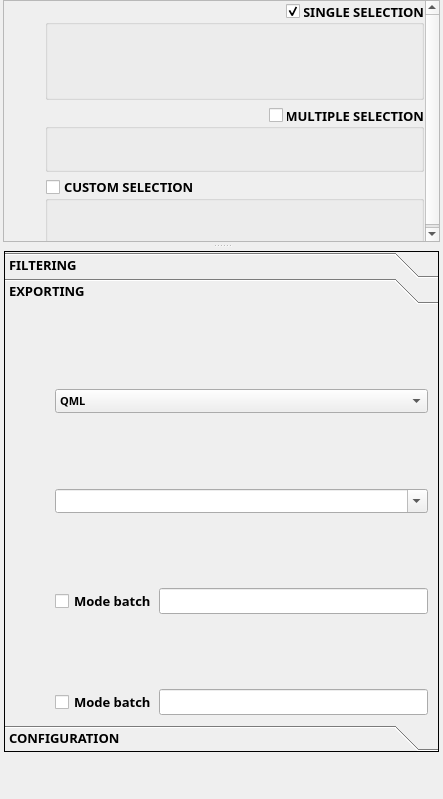
The window that filter_mate_dockwidget_base.ui (sducournau/filter_mate) describes before a commit, drawn with Qt 5.
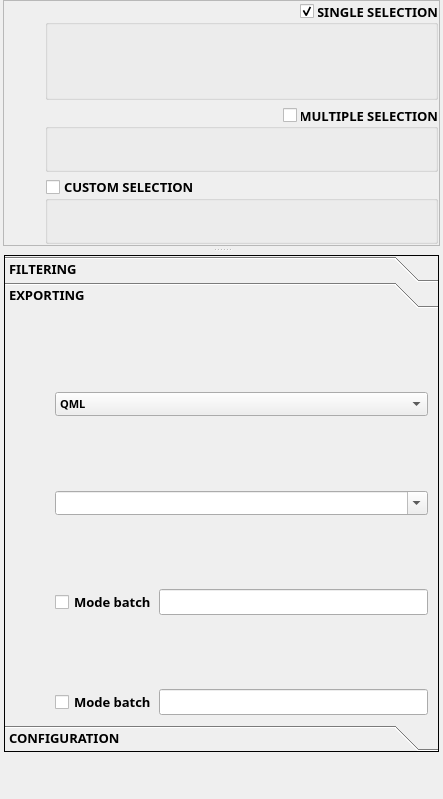
The same window after the commit. The open tabs and pages were chosen to show the change. Icons and pictures are not drawn. Custom widgets are drawn as their Qt base class.

Commit message:
fix(ui): harmonize exporting buttons Fixed/Fixed 32x32 + zero container margins
- Set all 6 exporting buttons to Fixed/Fixed sizePolicy with 32x32 min/max
- Remove stale baseSize properties from 5 exporting buttons
- Set zero margins on exploring, filtering, and exporting key containers

```diff
--- a/filter_mate_dockwidget_base.ui
+++ b/filter_mate_dockwidget_base.ui
@@ -261,19 +261,19 @@
                   </property>
                   <layout class="QVBoxLayout" name="verticalLayout_exploring_container">
                    <property name="spacing">
-                    <number>1</number>
+                    <number>0</number>
                    </property>
                    <property name="leftMargin">
-                    <number>1</number>
+                    <number>0</number>
                    </property>
                    <property name="topMargin">
-                    <number>1</number>
+                    <number>0</number>
                    </property>
                    <property name="rightMargin">
-                    <number>1</number>
+                    <number>0</number>
                    </property>
                    <property name="bottomMargin">
-                    <number>2</number>
+                    <number>0</number>
                    </property>
                    <item>
                     <layout class="QVBoxLayout" name="verticalLayout_exploring_content">
@@ -1363,16 +1363,16 @@
                       <number>0</number>
                      </property>
                      <property name="leftMargin">
-                      <number>4</number>
+                      <number>0</number>
                      </property>
                      <property name="topMargin">
-                      <number>4</number>
+                      <number>0</number>
                      </property>
                      <property name="rightMargin">
-                      <number>4</number>
+                      <number>0</number>
                      </property>
                      <property name="bottomMargin">
-                      <number>4</number>
+                      <number>0</number>
                      </property>
                      <item>
                       <layout class="QVBoxLayout" name="verticalLayout_filtering_keys" stretch="0,0,0,0,0,0,0,0,0,0,0,0">
@@ -2649,26 +2649,26 @@
                     </property>
                     <layout class="QVBoxLayout" name="verticalLayout_exporting_keys_container">
                      <property name="spacing">
-                      <number>1</number>
+                      <number>0</number>
                      </property>
                      <property name="leftMargin">
-                      <number>1</number>
+                      <number>0</number>
                      </property>
                      <property name="topMargin">
-                      <number>1</number>
+                      <number>0</number>
                      </property>
                      <property name="rightMargin">
-                      <number>1</number>
+                      <number>0</number>
                      </property>
                      <property name="bottomMargin">
-                      <number>1</number>
+                      <number>0</number>
                      </property>
                      <item>
                       <layout class="QVBoxLayout" name="verticalLayout_exporting_keys" stretch="0,0,0,0,0,0,0,0,0,0,0">
                        <item alignment="Qt::AlignHCenter">
                         <widget class="QPushButton" name="pushButton_checkable_exporting_layers">
                          <property name="sizePolicy">
-                          <sizepolicy hsizetype="Fixed" vsizetype="Preferred">
+                          <sizepolicy hsizetype="Fixed" vsizetype="Fixed">
                            <horstretch>0</horstretch>
                            <verstretch>0</verstretch>
                           </sizepolicy>
@@ -2681,8 +2681,8 @@
                          </property>
                          <property name="maximumSize">
                           <size>
-                           <width>36</width>
-                           <height>25</height>
+                           <width>32</width>
+                           <height>32</height>
                           </size>
                          </property>
                          <property name="font">
@@ -2746,7 +2746,7 @@
                        <item alignment="Qt::AlignHCenter">
                         <widget class="QPushButton" name="pushButton_checkable_exporting_projection">
                          <property name="sizePolicy">
-                          <sizepolicy hsizetype="Fixed" vsizetype="Preferred">
+                          <sizepolicy hsizetype="Fixed" vsizetype="Fixed">
                            <horstretch>0</horstretch>
                            <verstretch>0</verstretch>
                           </sizepolicy>
@@ -2759,14 +2759,8 @@
                          </property>
                          <property name="maximumSize">
                           <size>
-                           <width>36</width>
-                           <height>25</height>
-                          </size>
-                         </property>
-                         <property name="baseSize">
-                          <size>
-                           <width>0</width>
-                           <height>25</height>
+                           <width>32</width>
+                           <height>32</height>
                           </size>
                          </property>
                          <property name="font">
@@ -2836,7 +2830,7 @@
                        <item alignment="Qt::AlignHCenter">
                         <widget class="QPushButton" name="pushButton_checkable_exporting_styles">
                          <property name="sizePolicy">
-                          <sizepolicy hsizetype="Fixed" vsizetype="Preferred">
+                          <sizepolicy hsizetype="Fixed" vsizetype="Fixed">
                            <horstretch>0</horstretch>
                            <verstretch>0</verstretch>
                           </sizepolicy>
@@ -2849,14 +2843,8 @@
                          </property>
                          <property name="maximumSize">
                           <size>
-                           <width>36</width>
-                           <height>25</height>
-                          </size>
-                         </property>
-                         <property name="baseSize">
-                          <size>
-                           <width>0</width>
-                           <height>25</height>
+                           <width>32</width>
+                           <height>32</height>
                           </size>
                          </property>
                          <property name="font">
@@ -2923,7 +2911,7 @@
                        <item alignment="Qt::AlignHCenter">
                         <widget class="QPushButton" name="pushButton_checkable_exporting_datatype">
                          <property name="sizePolicy">
-                          <sizepolicy hsizetype="Fixed" vsizetype="Preferred">
+                          <sizepolicy hsizetype="Fixed" vsizetype="Fixed">
                            <horstretch>0</horstretch>
                            <verstretch>0</verstretch>
                           </sizepolicy>
@@ -2936,14 +2924,8 @@
                          </property>
                          <property name="maximumSize">
                           <size>
-                           <width>36</width>
-                           <height>25</height>
-                          </size>
-                         </property>
-                         <property name="baseSize">
-                          <size>
-                           <width>0</width>
-                           <height>25</height>
+                           <width>32</width>
+                           <height>32</height>
                           </size>
                          </property>
                          <property name="font">
@@ -3010,7 +2992,7 @@
                        <item alignment="Qt::AlignHCenter">
                         <widget class="QPushButton" name="pushButton_checkable_exporting_output_folder">
                          <property name="sizePolicy">
-                          <sizepolicy hsizetype="Fixed" vsizetype="Preferred">
+                          <sizepolicy hsizetype="Fixed" vsizetype="Fixed">
                            <horstretch>0</horstretch>
                            <verstretch>0</verstretch>
                           </sizepolicy>
@@ -3023,14 +3005,8 @@
                          </property>
                          <property name="maximumSize">
                           <size>
-                           <width>36</width>
-                           <height>25</height>
-                          </size>
-                         </property>
-                         <property name="baseSize">
-                          <size>
-                           <width>0</width>
-                           <height>25</height>
+                           <width>32</width>
+                           <height>32</height>
                           </size>
                          </property>
                          <property name="font">
@@ -3097,7 +3073,7 @@
                        <item alignment="Qt::AlignHCenter">
                         <widget class="QPushButton" name="pushButton_checkable_exporting_zip">
                          <property name="sizePolicy">
-                          <sizepolicy hsizetype="Fixed" vsizetype="Preferred">
+                          <sizepolicy hsizetype="Fixed" vsizetype="Fixed">
                            <horstretch>0</horstretch>
                            <verstretch>0</verstretch>
                           </sizepolicy>
@@ -3110,14 +3086,8 @@
                          </property>
                          <property name="maximumSize">
                           <size>
-                           <width>36</width>
-                           <height>25</height>
-                          </size>
-                         </property>
-                         <property name="baseSize">
-                          <size>
-                           <width>0</width>
-                           <height>25</height>
+                           <width>32</width>
+                           <height>32</height>
                           </size>
                          </property>
                          <property name="font">
```
